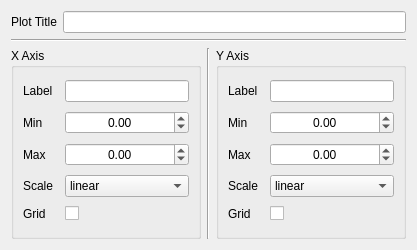
The window that bec_widgets/widgets/figure/plots/axis_settings.ui (bec-project/bec_widgets) describes before a commit, drawn with Qt 5.
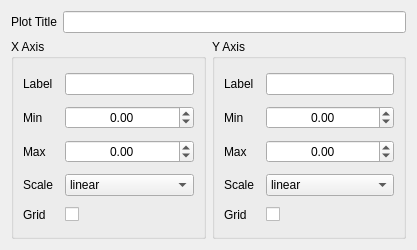
The same window after the commit.

Commit message: fix(axis_setting): fix compatibility for issue with horizontal line for PyQt6

What changed in the file:
```diff
--- a/bec_widgets/widgets/figure/plots/axis_settings.ui
+++ b/bec_widgets/widgets/figure/plots/axis_settings.ui
@@ -26,129 +26,7 @@
             <string>Form</string>
         </property>
         <layout class="QGridLayout" name="gridLayout">
-            <item row="0" column="0" colspan="3">
-                <layout class="QHBoxLayout" name="horizontalLayout">
-                    <item>
-                        <widget class="QLabel" name="plot_title_label">
-                            <property name="text">
-                                <string>Plot Title</string>
-                            </property>
-                        </widget>
-                    </item>
-                    <item>
-                        <widget class="QLineEdit" name="plot_title"/>
-                    </item>
-                </layout>
-            </item>
-            <item row="1" column="0" colspan="3">
-                <widget class="Line" name="line_H">
-                    <property name="orientation">
-                        <enum>Qt::Orientation::Horizontal</enum>
-                    </property>
-                </widget>
-            </item>
-            <item row="2" column="0">
-                <widget class="QGroupBox" name="x_axis_box">
-                    <property name="title">
-                        <string>X Axis</string>
-                    </property>
-                    <layout class="QGridLayout" name="gridLayout_4">
-                        <item row="3" column="0">
-                            <widget class="QLabel" name="x_scale_label">
-                                <property name="text">
-                                    <string>Scale</string>
-                                </property>
-                            </widget>
-                        </item>
-                        <item row="1" column="2">
-                            <widget class="QDoubleSpinBox" name="x_min">
-                                <property name="alignment">
-                                    <set>Qt::AlignmentFlag::AlignCenter</set>
-                                </property>
-                                <property name="minimum">
-                                    <double>-9999.000000000000000</double>
-                                </property>
-                                <property name="maximum">
-                                    <double>9999.000000000000000</double>
-                                </property>
-                            </widget>
-                        </item>
-                        <item row="1" column="0" colspan="2">
-                            <widget class="QLabel" name="x_min_label">
-                                <property name="text">
-                                    <string>Min</string>
-                                </property>
-                            </widget>
-                        </item>
-                        <item row="2" column="2">
-                            <widget class="QDoubleSpinBox" name="x_max">
-                                <property name="alignment">
-                                    <set>Qt::AlignmentFlag::AlignCenter</set>
-                                </property>
-                                <property name="minimum">
-                                    <double>-9999.000000000000000</double>
-                                </property>
-                                <property name="maximum">
-                                    <double>9999.000000000000000</double>
-                                </property>
-                            </widget>
-                        </item>
-                        <item row="3" column="2">
-                            <widget class="QComboBox" name="x_scale">
-                                <item>
-                                    <property name="text">
-                                        <string>linear</string>
-                                    </property>
-                                </item>
-                                <item>
-                                    <property name="text">
-                                        <string>log</string>
-                                    </property>
-                                </item>
-                            </widget>
-                        </item>
-                        <item row="2" column="0">
-                            <widget class="QLabel" name="x_max_label">
-                                <property name="text">
-                                    <string>Max</string>
-                                </property>
-                            </widget>
-                        </item>
-                        <item row="0" column="2">
-                            <widget class="QLineEdit" name="x_label"/>
-                        </item>
-                        <item row="0" column="0">
-                            <widget class="QLabel" name="x_label_label">
-                                <property name="text">
-                                    <string>Label</string>
-                                </property>
-                            </widget>
-                        </item>
-                        <item row="4" column="2">
-                            <widget class="QCheckBox" name="x_grid">
-                                <property name="text">
-                                    <string/>
-                                </property>
-                            </widget>
-                        </item>
-                        <item row="4" column="0">
-                            <widget class="QLabel" name="x_grid_label">
-                                <property name="text">
-                                    <string>Grid</string>
-                                </property>
-                            </widget>
-                        </item>
-                    </layout>
-                </widget>
-            </item>
-            <item row="2" column="1">
-                <widget class="Line" name="line_V">
-                    <property name="orientation">
-                        <enum>Qt::Orientation::Vertical</enum>
-                    </property>
-                </widget>
-            </item>
-            <item row="2" column="2">
+            <item row="1" column="1">
                 <widget class="QGroupBox" name="y_axis_box">
                     <property name="title">
                         <string>Y Axis</string>
@@ -242,6 +120,114 @@
                     </layout>
                 </widget>
             </item>
+            <item row="1" column="0">
+                <widget class="QGroupBox" name="x_axis_box">
+                    <property name="title">
+                        <string>X Axis</string>
+                    </property>
+                    <layout class="QGridLayout" name="gridLayout_4">
+                        <item row="3" column="0">
+                            <widget class="QLabel" name="x_scale_label">
+                                <property name="text">
+                                    <string>Scale</string>
+                                </property>
+                            </widget>
+                        </item>
+                        <item row="1" column="2">
+                            <widget class="QDoubleSpinBox" name="x_min">
+                                <property name="alignment">
+                                    <set>Qt::AlignmentFlag::AlignCenter</set>
+                                </property>
+                                <property name="minimum">
+                                    <double>-9999.000000000000000</double>
+                                </property>
+                                <property name="maximum">
+                                    <double>9999.000000000000000</double>
+                                </property>
+                            </widget>
+                        </item>
+                        <item row="1" column="0" colspan="2">
+                            <widget class="QLabel" name="x_min_label">
+                                <property name="text">
+                                    <string>Min</string>
+                                </property>
+                            </widget>
+                        </item>
+                        <item row="2" column="2">
+                            <widget class="QDoubleSpinBox" name="x_max">
+                                <property name="alignment">
+                                    <set>Qt::AlignmentFlag::AlignCenter</set>
+                                </property>
+                                <property name="minimum">
+                                    <double>-9999.000000000000000</double>
+                                </property>
+                                <property name="maximum">
+                                    <double>9999.000000000000000</double>
+                                </property>
+                            </widget>
+                        </item>
+                        <item row="3" column="2">
+                            <widget class="QComboBox" name="x_scale">
+                                <item>
+                                    <property name="text">
+                                        <string>linear</string>
+                                    </property>
+                                </item>
+                                <item>
+                                    <property name="text">
+                                        <string>log</string>
+                                    </property>
+                                </item>
+                            </widget>
+                        </item>
+                        <item row="2" column="0">
+                            <widget class="QLabel" name="x_max_label">
+                                <property name="text">
+                                    <string>Max</string>
+                                </property>
+                            </widget>
+                        </item>
+                        <item row="0" column="2">
+                            <widget class="QLineEdit" name="x_label"/>
+                        </item>
+                        <item row="0" column="0">
+                            <widget class="QLabel" name="x_label_label">
+                                <property name="text">
+                                    <string>Label</string>
+                                </property>
+                            </widget>
+                        </item>
+                        <item row="4" column="2">
+                            <widget class="QCheckBox" name="x_grid">
+                                <property name="text">
+                                    <string/>
+                                </property>
+                            </widget>
+                        </item>
+                        <item row="4" column="0">
+                            <widget class="QLabel" name="x_grid_label">
+                                <property name="text">
+                                    <string>Grid</string>
+                                </property>
+                            </widget>
+                        </item>
+                    </layout>
+                </widget>
+            </item>
+            <item row="0" column="0" colspan="2">
+                <layout class="QHBoxLayout" name="horizontalLayout">
+                    <item>
+                        <widget class="QLabel" name="plot_title_label">
+                            <property name="text">
+                                <string>Plot Title</string>
+                            </property>
+                        </widget>
+                    </item>
+                    <item>
+                        <widget class="QLineEdit" name="plot_title"/>
+                    </item>
+                </layout>
+            </item>
         </layout>
     </widget>
     <resources/>
```
